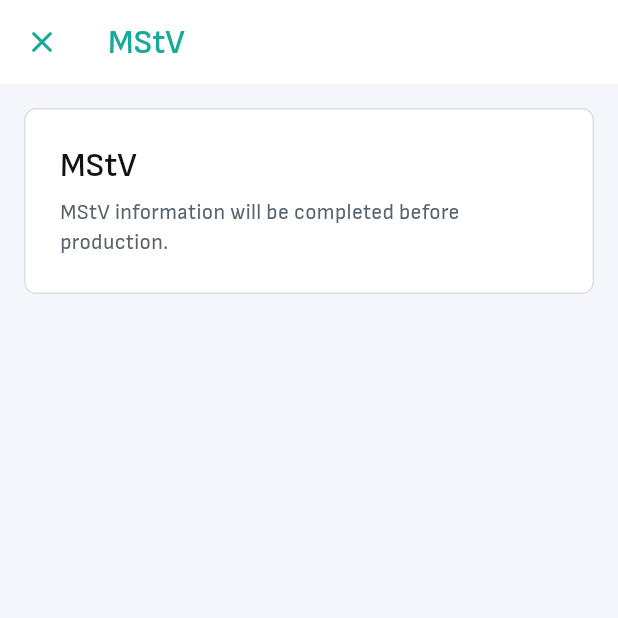
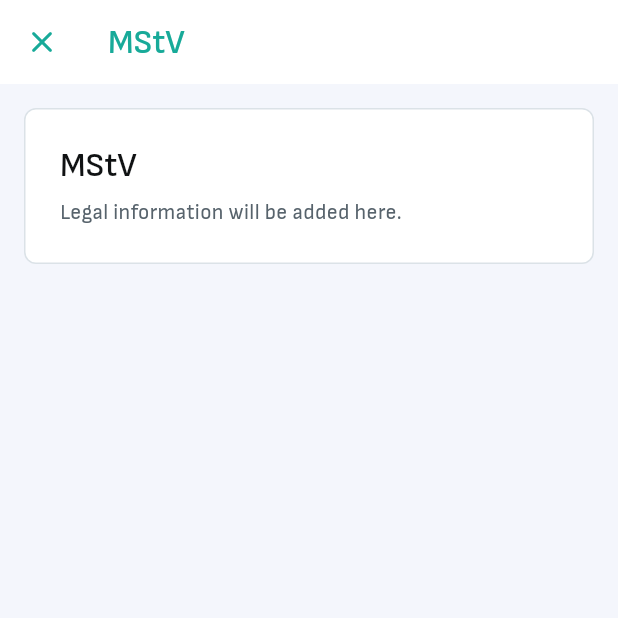
Before and after one commit to abiyarilangeroudi-sudo/zomia, a Flutter app: the CustomerScreen screen opened directly with empty values, in the side drawer, after a tap on "MStV", on a phone screen of 412 x 824 dp, the top half of it. Run offline on Flutter 3.47's test engine with Material 3 defaults, Android fonts, the light colour scheme and no system bars; our stand-ins replace dio, flutter_riverpod, flutter_secure_storage, flutter_svg, go_router, qr_flutter; missing offline and left inert: dart:html, mobile_scanner; accounts and stored records are empty; network calls fail.

Commit message:
Polish empty states and owner form copy

```diff
--- a/frontend/lib/features/auth/presentation/business_register_screen.dart
+++ b/frontend/lib/features/auth/presentation/business_register_screen.dart
@@ -210,7 +210,7 @@ class _BusinessRegisterScreenState
         fullscreenDialog: true,
         builder: (context) => AppDrawerInfoDialog(
           title: title,
-          message: 'This page will be completed before production.',
+          message: 'This content is not available yet.',
         ),
       ),
     );
--- a/frontend/lib/features/auth/presentation/customer_register_screen.dart
+++ b/frontend/lib/features/auth/presentation/customer_register_screen.dart
@@ -183,7 +183,7 @@ class _CustomerRegisterScreenState
         fullscreenDialog: true,
         builder: (context) => AppDrawerInfoDialog(
           title: title,
-          message: 'This page will be completed before production.',
+          message: 'This content is not available yet.',
         ),
       ),
     );
--- a/frontend/lib/features/customer_qr/presentation/customer_screen.dart
+++ b/frontend/lib/features/customer_qr/presentation/customer_screen.dart
@@ -83,7 +83,7 @@ class _CustomerScreenState extends ConsumerState<CustomerScreen> {
             icon: Icons.policy_outlined,
             onTap: () => _openDrawerInfoDialog(
               title: 'MStV',
-              message: 'MStV information will be completed before production.',
+              message: 'Legal information will be added here.',
             ),
           ),
           AppDrawerItem(
@@ -91,8 +91,7 @@ class _CustomerScreenState extends ConsumerState<CustomerScreen> {
             icon: Icons.info_outline_rounded,
             onTap: () => _openDrawerInfoDialog(
               title: 'Impressum',
-              message:
-                  'Impressum information will be completed before production.',
+              message: 'Business legal details will be added here.',
             ),
           ),
           AppDrawerItem(
--- a/frontend/lib/features/customer_qr/presentation/customer_views.dart
+++ b/frontend/lib/features/customer_qr/presentation/customer_views.dart
@@ -121,7 +121,7 @@ class CustomerCampaignView extends StatelessWidget {
                     icon: Icons.campaign_outlined,
                     title: 'No campaign progress',
                     message:
-                        'Progress appears after staff registers matching actions.',
+                        'Your progress will appear here after a matching visit.',
                   ),
                 )
               else
@@ -195,11 +195,13 @@ class CustomerRewardView extends StatelessWidget {
             crossAxisAlignment: CrossAxisAlignment.stretch,
             children: [
               if (rewards.isEmpty)
-                const AppCard(
+                AppCard(
                   child: EmptyStateView(
                     icon: Icons.archive_outlined,
                     title: 'No rewards here',
-                    message: 'Rewards move between All and Archive by status.',
+                    message: selectedTabIndex == 1
+                        ? 'Used and expired rewards will appear here.'
+                        : 'Rewards you can use will appear here.',
                   ),
                 )
               else
--- a/frontend/lib/features/owner_setup/presentation/owner_mission_widgets.dart
+++ b/frontend/lib/features/owner_setup/presentation/owner_mission_widgets.dart
@@ -73,13 +73,13 @@ class OwnerMissionCreateDialog extends StatelessWidget {
               AppTextField(
                 controller: controller,
                 label: 'Mission name',
-                hint: 'Buy Coffee',
+                hint: 'e.g. Buy a coffee',
               ),
               const SizedBox(height: 12),
               AppTextField(
                 controller: pointsController,
-                label: 'Point value',
-                hint: '1',
+                label: 'Points earned',
+                hint: 'e.g. 1',
                 keyboardType: TextInputType.number,
               ),
               const SizedBox(height: 16),
--- a/frontend/lib/features/owner_setup/presentation/owner_screen.dart
+++ b/frontend/lib/features/owner_setup/presentation/owner_screen.dart
@@ -80,8 +80,7 @@ class _OwnerScreenState extends ConsumerState<OwnerScreen> {
                 icon: Icons.article_outlined,
                 onTap: () => _openDrawerInfoDialog(
                   title: 'MStV',
-                  message:
-                      'MStV information will be completed before production.',
+                  message: 'Legal information will be added here.',
                 ),
               ),
               AppDrawerItem(
@@ -89,8 +88,7 @@ class _OwnerScreenState extends ConsumerState<OwnerScreen> {
                 icon: Icons.info_outline_rounded,
                 onTap: () => _openDrawerInfoDialog(
                   title: 'Impressum',
-                  message:
-                      'Impressum information will be completed before production.',
+                  message: 'Business legal details will be added here.',
                 ),
               ),
               AppDrawerItem(
@@ -177,7 +175,7 @@ class _OwnerScreenState extends ConsumerState<OwnerScreen> {
             child: EmptyStateView(
               icon: Icons.store_outlined,
               title: 'No business found',
-              message: 'Create the owner business from the backend for now.',
+              message: 'Business setup will appear here when it is ready.',
             ),
           )
         else ...[
@@ -216,7 +214,7 @@ class _OwnerScreenState extends ConsumerState<OwnerScreen> {
             child: EmptyStateView(
               icon: Icons.store_outlined,
               title: 'No business found',
-              message: 'Create the owner business from the backend for now.',
+              message: 'Business setup will appear here when it is ready.',
             ),
           )
         else ...[
@@ -257,7 +255,7 @@ class _OwnerScreenState extends ConsumerState<OwnerScreen> {
             child: EmptyStateView(
               icon: Icons.store_outlined,
               title: 'No business found',
-              message: 'Create the owner business from the backend for now.',
+              message: 'Business setup will appear here when it is ready.',
             ),
           )
         else
--- a/frontend/lib/features/owner_setup/presentation/owner_staff_widgets.dart
+++ b/frontend/lib/features/owner_setup/presentation/owner_staff_widgets.dart
@@ -73,7 +73,7 @@ class OwnerInviteStaffDialog extends StatelessWidget {
               AppTextField(
                 controller: emailController,
                 label: 'Staff email',
-                hint: 'staff@example.com',
+                hint: 'e.g. team@business.com',
                 keyboardType: TextInputType.emailAddress,
               ),
               const SizedBox(height: 16),
--- a/frontend/lib/features/staff_context/presentation/staff_home_screen.dart
+++ b/frontend/lib/features/staff_context/presentation/staff_home_screen.dart
@@ -81,7 +81,7 @@ class _StaffHomeScreenState extends ConsumerState<StaffHomeScreen> {
             icon: Icons.article_outlined,
             onTap: () => _openDrawerInfoDialog(
               title: 'MStV',
-              message: 'MStV information will be completed before production.',
+              message: 'Legal information will be added here.',
             ),
           ),
           AppDrawerItem(
@@ -89,8 +89,7 @@ class _StaffHomeScreenState extends ConsumerState<StaffHomeScreen> {
             icon: Icons.info_outline_rounded,
             onTap: () => _openDrawerInfoDialog(
               title: 'Impressum',
-              message:
-                  'Impressum information will be completed before production.',
+              message: 'Business legal details will be added here.',
             ),
           ),
           AppDrawerItem(
--- a/frontend/lib/features/staff_service/presentation/staff_service_cards.dart
+++ b/frontend/lib/features/staff_service/presentation/staff_service_cards.dart
@@ -204,7 +204,7 @@ class StaffMissionCard extends StatelessWidget {
             const EmptyStateView(
               icon: Icons.task_alt_rounded,
               title: 'No missions',
-              message: 'No active missions are available for this business.',
+              message: 'This business has no active missions right now.',
             )
           else
             ...missions.map(
@@ -264,7 +264,7 @@ class StaffRewardsCard extends StatelessWidget {
             const EmptyStateView(
               icon: Icons.redeem_rounded,
               title: 'No active rewards',
-              message: 'Available rewards will appear after customer lookup.',
+              message: 'Rewards available for this customer will appear here.',
             )
           else
             ...rewards.map(
@@ -330,8 +330,7 @@ class StaffRecentActionsCard extends StatelessWidget {
             const EmptyStateView(
               icon: Icons.history_rounded,
               title: 'No staff actions yet',
-              message:
-                  'Staff activity will appear after actions are registered.',
+              message: 'Service activity will appear here after staff actions.',
             )
           else
             ...actions.map(
--- a/frontend/pubspec.yaml
+++ b/frontend/pubspec.yaml
@@ -2,7 +2,7 @@ name: zomia_frontend
 description: "Zomia MVP Flutter application."
 publish_to: 'none'
 
-version: 1.0.105+106
+version: 1.0.107+108
 
 environment:
   sdk: ^3.12.1
```
Also changed, not shown: frontend/lib/features/owner_setup/presentation/owner_campaign_widgets.dart (+6 -6 lines), frontend/lib/features/owner_setup/presentation/owner_reward_template_widgets.dart (+6 -6 lines), frontend/lib/features/owner_setup/presentation/owner_setup_controller.dart (+35 -12 lines).
